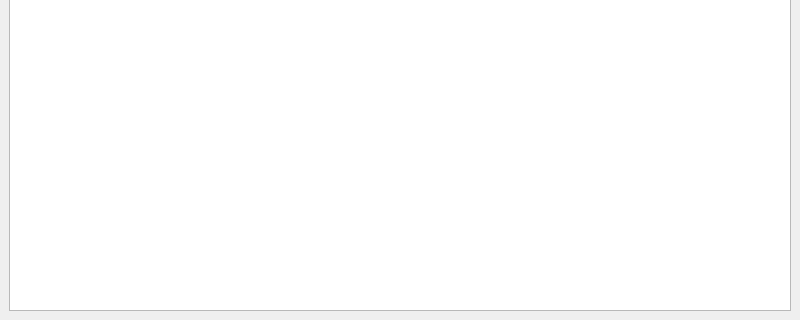
Old version of the form branches/trunk/UI/pageviewer.ui in the repository textbrowser/spot-on; both pictures show x 0 to 800 and y 280 to 600 of the 800 by 600 pixel window.
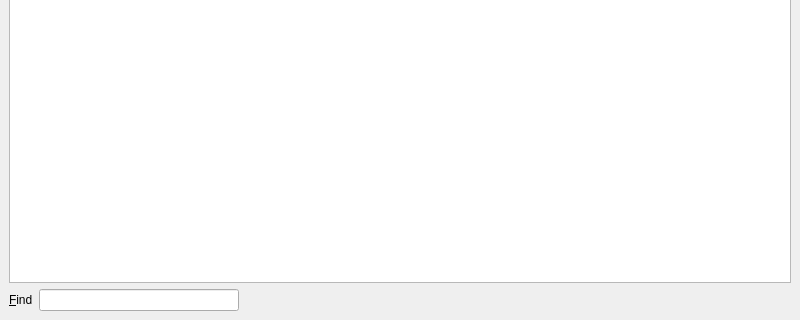
New version of the form. Icons and pictures are not drawn. Custom widgets are drawn as their Qt base class.

```diff
--- a/branches/trunk/UI/pageviewer.ui
+++ b/branches/trunk/UI/pageviewer.ui
@@ -23,6 +23,55 @@
       </property>
      </widget>
     </item>
+    <item>
+     <layout class="QHBoxLayout" name="horizontalLayout">
+      <item>
+       <widget class="QLabel" name="label">
+        <property name="text">
+         <string>&amp;Find</string>
+        </property>
+        <property name="buddy">
+         <cstring>find</cstring>
+        </property>
+       </widget>
+      </item>
+      <item>
+       <widget class="QLineEdit" name="find">
+        <property name="sizePolicy">
+         <sizepolicy hsizetype="Fixed" vsizetype="Fixed">
+          <horstretch>0</horstretch>
+          <verstretch>0</verstretch>
+         </sizepolicy>
+        </property>
+        <property name="minimumSize">
+         <size>
+          <width>200</width>
+          <height>0</height>
+         </size>
+        </property>
+        <property name="maximumSize">
+         <size>
+          <width>200</width>
+          <height>16777215</height>
+         </size>
+        </property>
+       </widget>
+      </item>
+      <item>
+       <spacer name="horizontalSpacer">
+        <property name="orientation">
+         <enum>Qt::Horizontal</enum>
+        </property>
+        <property name="sizeHint" stdset="0">
+         <size>
+          <width>40</width>
+          <height>20</height>
+         </size>
+        </property>
+       </spacer>
+      </item>
+     </layout>
+    </item>
    </layout>
   </widget>
   <widget class="QMenuBar" name="menubar">
```
